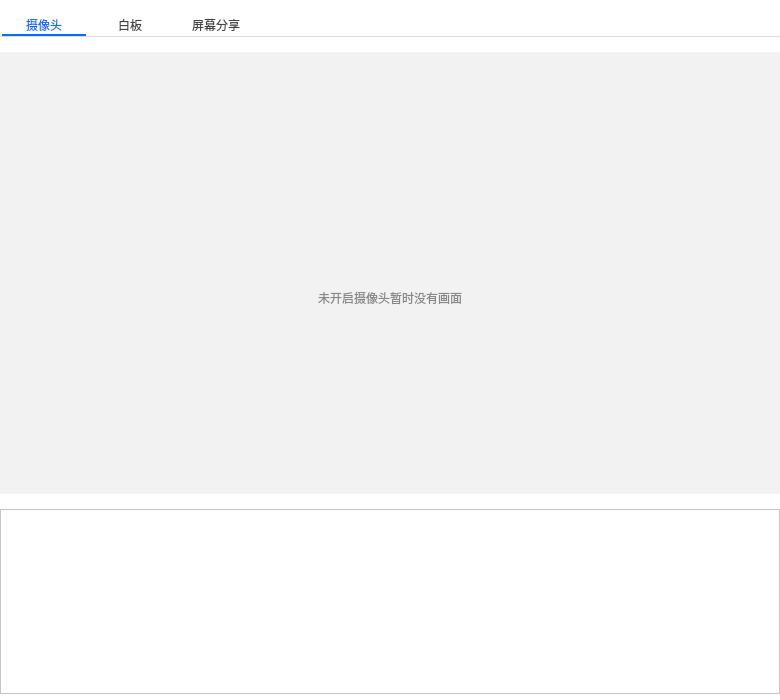
Qt form TXCloudRoom/UI/MainPanel.ui (TencentVideoCloudMLVBDev/webexe_exe_source) before a commit.
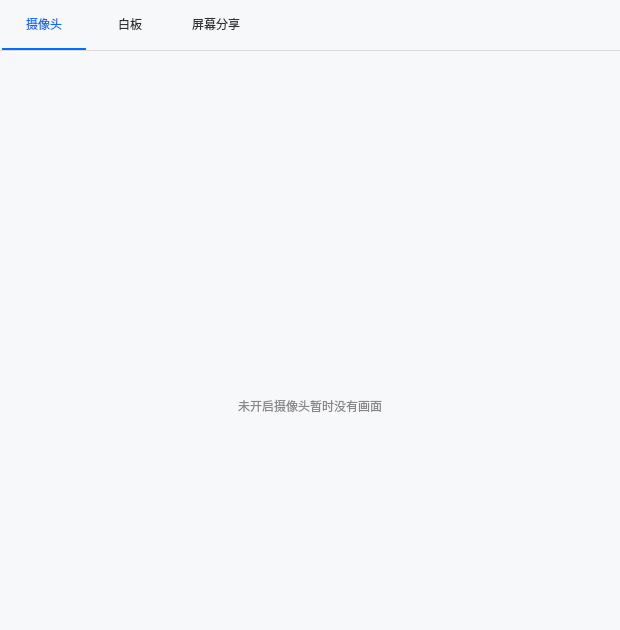
The same form after that commit. Icons and pictures are not drawn. Custom widgets are drawn as their Qt base class.

Patch:
```diff
--- a/TXCloudRoom/UI/MainPanel.ui
+++ b/TXCloudRoom/UI/MainPanel.ui
@@ -6,45 +6,62 @@
    <rect>
     <x>0</x>
     <y>0</y>
-    <width>780</width>
-    <height>700</height>
+    <width>620</width>
+    <height>630</height>
    </rect>
   </property>
   <property name="windowTitle">
    <string>MainPanel</string>
   </property>
   <property name="styleSheet">
-   <string notr="true">#MainPanel{ background-color: rgb(255,255,255);}</string>
+   <string notr="true">#MainPanel{ background-color:rgb(247,248,250);}</string>
   </property>
+  <layout class="QVBoxLayout" name="verticalLayout">
+   <property name="spacing">
+    <number>0</number>
+   </property>
+   <property name="leftMargin">
+    <number>0</number>
+   </property>
+   <property name="topMargin">
+    <number>0</number>
+   </property>
+   <property name="rightMargin">
+    <number>0</number>
+   </property>
+   <property name="bottomMargin">
+    <number>0</number>
+   </property>
+   <item>
   <widget class="QTabWidget" name="tabWidget">
-   <property name="geometry">
-    <rect>
-     <x>0</x>
-     <y>0</y>
-     <width>780</width>
-     <height>700</height>
-    </rect>
-   </property>
    <property name="minimumSize">
     <size>
-     <width>780</width>
-     <height>700</height>
+       <width>620</width>
+       <height>590</height>
     </size>
    </property>
    <property name="maximumSize">
     <size>
-     <width>780</width>
-     <height>700</height>
+       <width>16777215</width>
+       <height>16777215</height>
     </size>
    </property>
    <property name="styleSheet">
     <string notr="true">#tabWidget{
-	background-color: #ffffff;
+	background-color: rgb(247,248,250);
 } 
 
+QTabWidget::right-corner {
+    height: 30px;
+    bottom: 10px;
+	margin-left: 3px;
+	margin-right: 3px;
+}
+
 QTabWidget::pane { /* The tab widget frame */
+	
 	top: 0px;
-	border-top: 1px solid #dddddd;
+	border-top: 1px solid #dbdbdb;
 	margin-left: 0px;
 	margin-right: 0px;
 	margin-bottom:0px;
@@ -52,26 +69,26 @@
 /* Style the tab using the tab sub-control. Note that
     it reads QTabBar _not_ QTabWidget */
 QTabBar::tab {
-	margin-top: 16px;
+	padding-top: 0px;
 	margin-left: 2px;
     padding-left:0px;
 	padding-right:0px;
-	height:18px;
+	padding-bottom:0px;
+	height:48px;
 	width: 84px;
 }
 
 QTabBar::tab:selected {
-	font: bold 11pt &quot;Microsoft YaHei&quot;;
+	font: bold 12pt &quot;Microsoft YaHei&quot;;
 	color: #006eff;
-    background: #ffffff;
+    background: rgb(247,248,250);;
 	border-bottom: 2px solid #006eff;
 }
 
 QTabBar::tab:!selected {
-    margin-top: 16px; /* make non-selected tabs look smaller */
-	font: 11pt &quot;Microsoft YaHei&quot;;
-	color: #444444;
-    background: #ffffff;
+	font: 12pt &quot;Microsoft YaHei&quot;;
+	color: #333333;
+    background: rgb(247,248,250);;
 }
 </string>
    </property>
@@ -102,13 +119,13 @@
       <widget class="QWidget" name="widget_camera" native="true">
        <property name="minimumSize">
         <size>
-         <width>780</width>
-         <height>642</height>
+           <width>620</width>
+           <height>540</height>
         </size>
        </property>
        <layout class="QVBoxLayout" name="verticalLayout_2">
         <property name="spacing">
-         <number>20</number>
+           <number>0</number>
         </property>
         <property name="leftMargin">
          <number>0</number>
@@ -123,11 +140,16 @@
          <number>0</number>
         </property>
         <item>
+           <layout class="QGridLayout" name="gridLayout" rowstretch="3,11">
+            <property name="verticalSpacing">
+             <number>0</number>
+            </property>
+            <item row="1" column="0">
          <widget class="GDIWidget" name="dis_main" native="true">
           <property name="minimumSize">
            <size>
-            <width>780</width>
-            <height>442</height>
+                <width>620</width>
+                <height>390</height>
            </size>
           </property>
           <property name="focusPolicy">
@@ -168,14 +190,14 @@
             <rect>
              <x>0</x>
              <y>0</y>
-             <width>780</width>
-             <height>442</height>
+                 <width>620</width>
+                 <height>390</height>
             </rect>
            </property>
            <property name="styleSheet">
             <string notr="true">#widget_camera_tip
 {
-	background-color: rgb(242,242,242);
+	background-color: rgb(247,248,250);;
 }</string>
            </property>
            <layout class="QHBoxLayout" name="horizontalLayout_9">
@@ -372,28 +394,50 @@
              <string/>
             </property>
            </widget>
-          </widget>
+               <widget class="QWidget" name="widget_wnd_local" native="true">
+                <property name="geometry">
+                 <rect>
+                  <x>0</x>
+                  <y>0</y>
+                  <width>150</width>
+                  <height>150</height>
+                 </rect>
+                </property>
+               </widget>
+              </widget>
+              <widget class="QWidget" name="widget_wnd" native="true">
+               <property name="geometry">
+                <rect>
+                 <x>0</x>
+                 <y>0</y>
+                 <width>620</width>
+                 <height>390</height>
+                </rect>
+               </property>
+              </widget>
+              <zorder>widget_wnd</zorder>
           <zorder>widget_camera_tip</zorder>
           <zorder>label_mute_main</zorder>
           <zorder>widget_local</zorder>
          </widget>
         </item>
-        <item>
+            <item row="0" column="0">
          <widget class="QWidget" name="widget_camera1" native="true">
           <property name="minimumSize">
            <size>
-            <width>780</width>
-            <height>185</height>
+                <width>620</width>
+                <height>120</height>
            </size>
           </property>
           <property name="maximumSize">
            <size>
-            <width>780</width>
-            <height>185</height>
+                <width>16777215</width>
+                <height>16777215</height>
            </size>
           </property>
           <property name="styleSheet">
-           <string notr="true">border: 1px solid #C4C4C4;</string>
+               <string notr="true">border: 0px solid #C4C4C4;
+	background-color: rgb(247,248,250);</string>
           </property>
           <layout class="QHBoxLayout" name="horizontalLayout_3">
            <property name="spacing">
@@ -416,6 +460,8 @@
            </item>
           </layout>
          </widget>
+            </item>
+           </layout>
         </item>
        </layout>
       </widget>
@@ -719,6 +765,8 @@
     </layout>
    </widget>
   </widget>
+   </item>
+  </layout>
  </widget>
  <layoutdefault spacing="6" margin="11"/>
  <customwidgets>
```
Left out of the diff: 99 changed lines with no effect on the pictures. Lines whose indentation alone changed are shown as unchanged.
